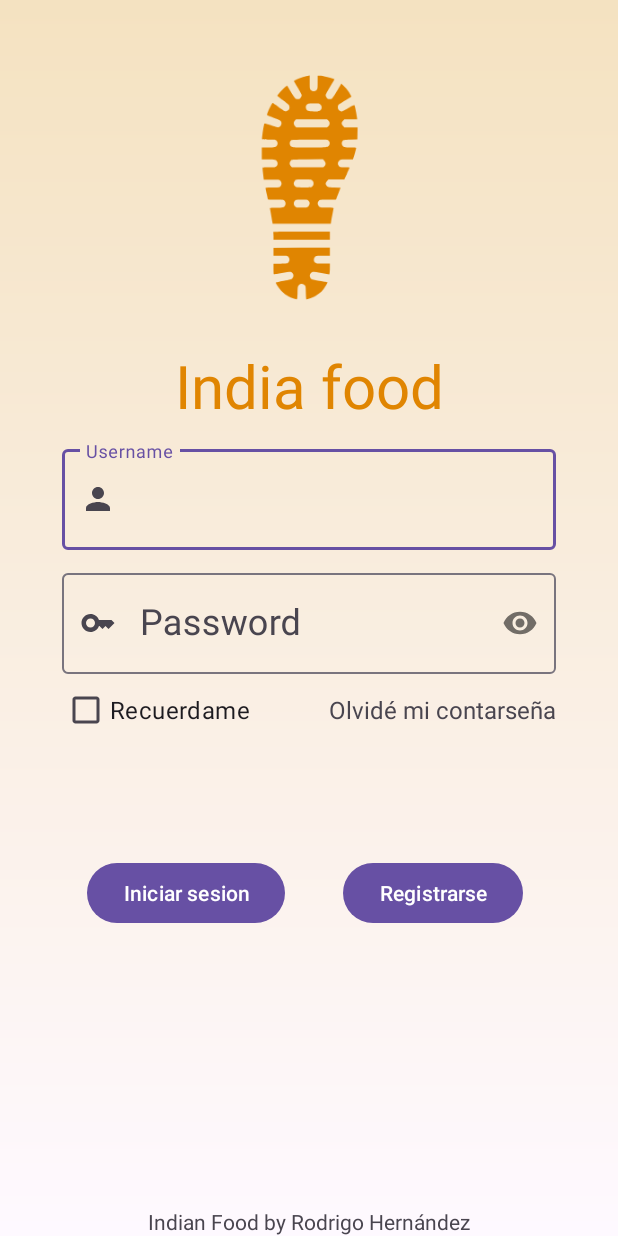
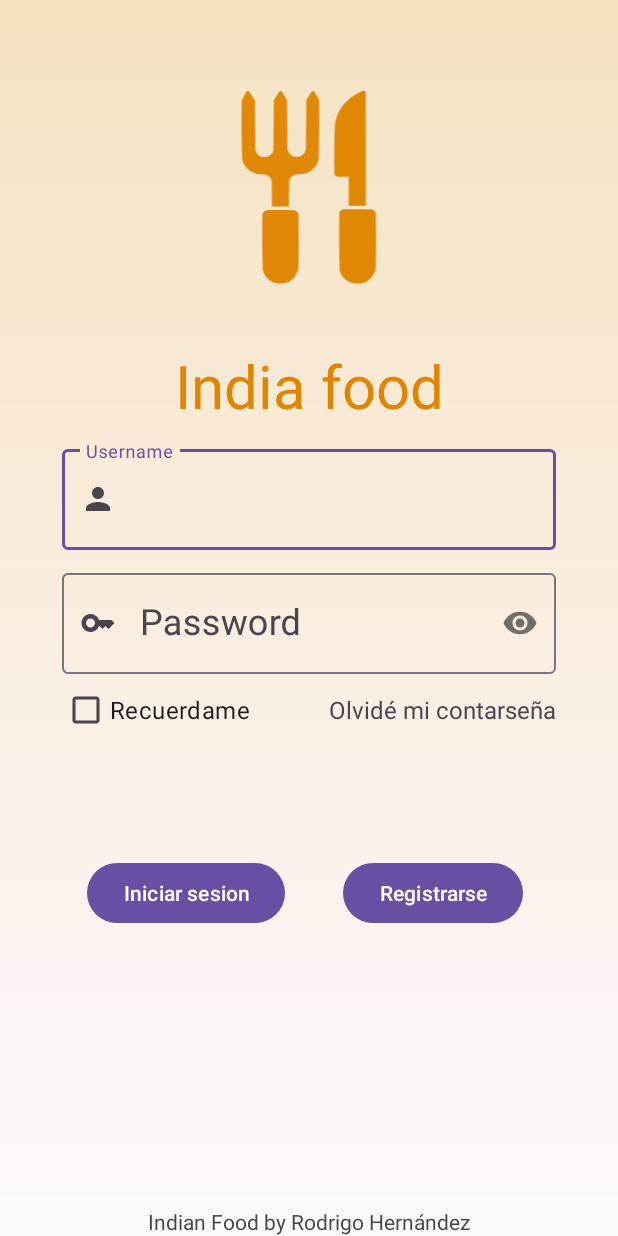
Before and after one commit to RodrigoHdezPimentel/examen-di-rodrigo-hernandez, an Android app: the screen it shows after launch (Acceso), on a phone screen of 412 x 824 dp. Run offline under Robolectric (Android 15) with nearby library versions, the phone set to English and light mode, and no system bars; 3 statements that could not run were skipped.

Commit message:
Imagen y logo done

```diff
--- a/app/src/main/java/com/exam/rodrigo_hernandez/Arranque.java
+++ b/app/src/main/java/com/exam/rodrigo_hernandez/Arranque.java
@@ -33,8 +33,9 @@ public class Arranque extends AppCompatActivity {
 
 
         ImageView fondo = findViewById(R.id.backgroundSplash);
+        fondo.setAlpha(0.2f);
         Glide.with(this)
-                .load("https://images.unsplash.com/photo-1532664189809-02133fee698d?q=80&w=1935&auto=format&fit=crop&ixlib=rb-4.0.3&ixid=M3wxMjA3fDB8MHxwaG90by1wYWdlfHx8fGVufDB8fHx8fA%3D%3D")
+                .load(R.drawable.fondo)
                 .transition(DrawableTransitionOptions.withCrossFade(2000))
                 .centerCrop()
                 .into(fondo);
--- /dev/null
+++ b/app/src/main/res/drawable/restaurant.xml
@@ -0,0 +1,26 @@
+<vector xmlns:android="http://schemas.android.com/apk/res/android"
+    android:width="512dp"
+    android:height="512dp"
+    android:viewportWidth="512"
+    android:viewportHeight="512">
+  <path
+      android:pathData="M114.5,36.5C117.04,36.1 119.21,36.77 121,38.5C125,45.17 129,51.83 133,58.5C133.33,95.83 133.67,133.17 134,170.5C138.6,183.88 147.77,189.05 161.5,186C168.43,183.41 172.93,178.57 175,171.5C175.33,133.5 175.67,95.5 176,57.5C179.97,50.7 184.13,44.03 188.5,37.5C190.35,36.24 192.19,36.24 194,37.5C198,44.17 202,50.83 206,57.5C206.33,94.83 206.67,132.17 207,169.5C211.36,183.09 220.52,188.59 234.5,186C243.07,182.76 247.9,176.6 249,167.5C249.33,130.5 249.67,93.5 250,56.5C254.25,50.34 258.25,44 262,37.5C264,36.17 266,36.17 268,37.5C271.41,44 275.08,50.33 279,56.5C279.98,102.21 279.65,147.88 278,193.5C272.55,210.62 261.05,221.12 243.5,225C236.77,225.17 230.1,225.84 223.5,227C217.24,229.59 213.07,234.09 211,240.5C210.5,260.16 210.33,279.83 210.5,299.5C197.5,299.5 184.5,299.5 171.5,299.5C171.67,279.83 171.5,260.16 171,240.5C169.26,233.76 165.1,229.26 158.5,227C151.9,225.84 145.23,225.17 138.5,225C120.95,221.12 109.45,210.62 104,193.5C102.36,148.2 102.03,102.87 103,57.5C106.86,50.45 110.69,43.45 114.5,36.5Z"
+      android:strokeAlpha="0.966"
+      android:fillColor="@color/orange_dark"
+      android:fillAlpha="0.966" />
+  <path
+      android:pathData="M377.5,36.5C380.12,36.23 382.62,36.56 385,37.5C385.5,124.17 385.67,210.83 385.5,297.5C372.5,297.5 359.5,297.5 346.5,297.5C346.5,275.5 346.5,253.5 346.5,231.5C337.16,231.67 327.83,231.5 318.5,231C316.18,229.89 314.68,228.06 314,225.5C313.05,187.47 313.38,149.47 315,111.5C319.38,86.58 331.54,66.41 351.5,51C359.78,45.36 368.44,40.53 377.5,36.5Z"
+      android:strokeAlpha="0.981"
+      android:fillColor="@color/orange_dark"
+      android:fillAlpha="0.981"/>
+  <path
+      android:pathData="M333.5,305.5C355.5,305.33 377.5,305.5 399.5,306C403.69,307.53 406.53,310.36 408,314.5C408.67,356.17 408.67,397.83 408,439.5C401.22,465.49 384.39,476.99 357.5,474C341.61,470.45 331.11,460.95 326,445.5C324.36,401.54 324.03,357.54 325,313.5C326.77,309.56 329.61,306.89 333.5,305.5Z"
+      android:strokeAlpha="0.983"
+      android:fillColor="@color/orange_dark"
+      android:fillAlpha="0.983"/>
+  <path
+      android:pathData="M160.5,307.5C180.84,307.33 201.17,307.5 221.5,308C226.81,308.64 230.31,311.48 232,316.5C232.67,357.83 232.67,399.17 232,440.5C224.99,466.27 208.16,477.43 181.5,474C165.74,469.91 155.57,460.07 151,444.5C149.36,401.87 149.03,359.2 150,316.5C151.88,311.44 155.38,308.44 160.5,307.5Z"
+      android:strokeAlpha="0.98"
+      android:fillColor="@color/orange_dark"
+      android:fillAlpha="0.98"/>
+</vector>
--- a/app/src/main/res/layout/activity_acceso.xml
+++ b/app/src/main/res/layout/activity_acceso.xml
@@ -23,7 +23,7 @@
         android:layout_width="wrap_content"
         android:layout_height="150dp"
         android:layout_marginTop="50dp"
-        android:src="@drawable/huella"
+        android:src="@drawable/restaurant"
         app:layout_constraintEnd_toEndOf="parent"
         app:layout_constraintStart_toStartOf="parent"
         app:layout_constraintTop_toTopOf="parent" />
--- a/app/src/main/res/layout/activity_arranque.xml
+++ b/app/src/main/res/layout/activity_arranque.xml
@@ -23,7 +23,7 @@
         android:id="@+id/logoSplash"
         android:layout_width="118dp"
         android:layout_height="514dp"
-        android:src="@drawable/huella"
+        android:src="@drawable/restaurant"
         app:layout_constraintBottom_toTopOf="@id/h1"
         app:layout_constraintEnd_toEndOf="parent"
         app:layout_constraintStart_toStartOf="parent" />
```
Also changed, not shown: app/src/main/res/drawable/fondo.jpg (added).
